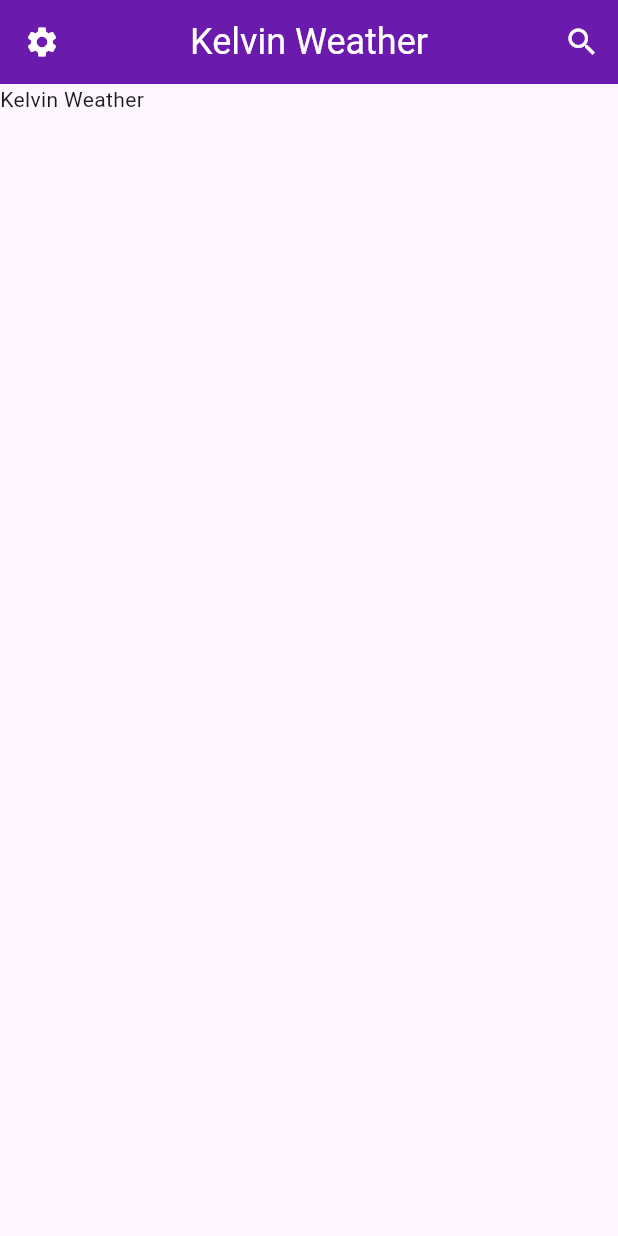
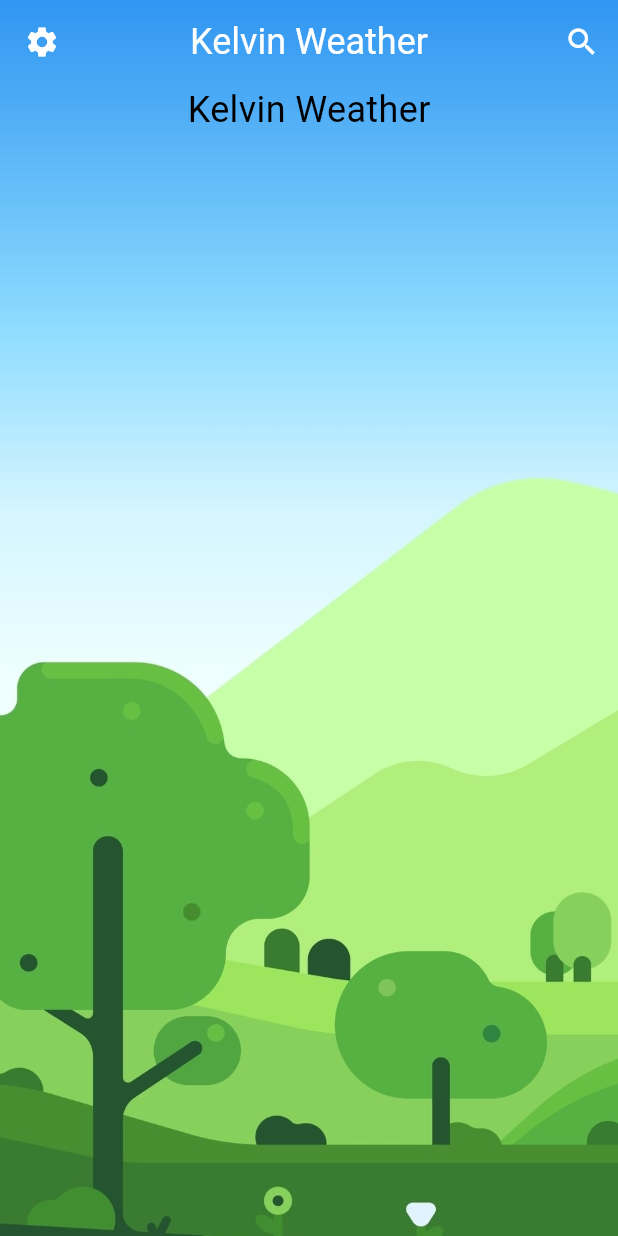
Before and after one commit to LukaMS/KelvinWeatherApp, a Flutter app: the screen it shows after launch, on a phone screen of 412 x 824 dp. Run offline on Flutter 3.47's test engine with Material 3 defaults, Android fonts, the light colour scheme and no system bars.

Commit message:
Beginning of Home Page Dev

```diff
--- a/lib/pages/home.dart
+++ b/lib/pages/home.dart
@@ -4,7 +4,7 @@ import 'package:kelvin_weather/customWidgets/buttons/settingsButton.dart';
 import 'package:kelvin_weather/customWidgets/customMenu.dart';
 
 class Home extends StatefulWidget {
-  const Home({super.key});
+  const Home({Key? key});
 
   @override
   State<Home> createState() => _HomeState();
@@ -14,8 +14,9 @@ class _HomeState extends State<Home> {
   @override
   Widget build(BuildContext context) {
     return Scaffold(
+      extendBodyBehindAppBar: true,
       appBar: AppBar(
-        backgroundColor: Color.fromARGB(255, 106, 26, 172),
+        backgroundColor: Colors.white.withOpacity(0),
         leading: const settingsButton(),
         title: const customMenu(),
         centerTitle: true,
@@ -23,9 +24,43 @@ class _HomeState extends State<Home> {
           searchButton(),
         ],
       ),
-      body: const Stack(
+      body: Stack(
         children: [
-          Text("Kelvin Weather"),
+
+          // Background Image
+          Positioned.fill(
+            child: Container(
+              decoration: const BoxDecoration(
+                image: DecorationImage(
+                  image: AssetImage('assets/bgImages/dayNew.jpg'),
+                  fit: BoxFit.cover,
+                ),
+              ),
+            ),
+          ),
+
+          //Beginning of the main content
+          SafeArea(
+            child: SingleChildScrollView(
+              child: Container(
+                width: double.infinity, // Ensure the container takes up the full width
+                child: const Column(
+                  crossAxisAlignment: CrossAxisAlignment.center,
+                  children: [
+                    Text(
+                      "Kelvin Weather",
+                      style: TextStyle(fontSize: 24, color: Colors.black),
+                    ),
+                    SizedBox(height: 1000,),
+                    Text(
+                      "Kelvin Weather",
+                      style: TextStyle(fontSize: 24, color: Colors.black),
+                    ),
+                  ],
+                ),
+              ),
+            ),
+          ),
         ],
       ),
     );
--- a/pubspec.yaml
+++ b/pubspec.yaml
@@ -59,9 +59,8 @@ flutter:
   uses-material-design: true
 
   # To add assets to your application, add an assets section, like this:
-  # assets:
-  #   - images/a_dot_burr.jpeg
-  #   - images/a_dot_ham.jpeg
+  assets:
+    - assets/bgImages/
 
   # An image asset can refer to one or more resolution-specific "variants", see
   # https://flutter.dev/assets-and-images/#resolution-aware
```
Also changed, not shown: assets/bgImages/dayNew.jpg (added), assets/test.jpg (added).
